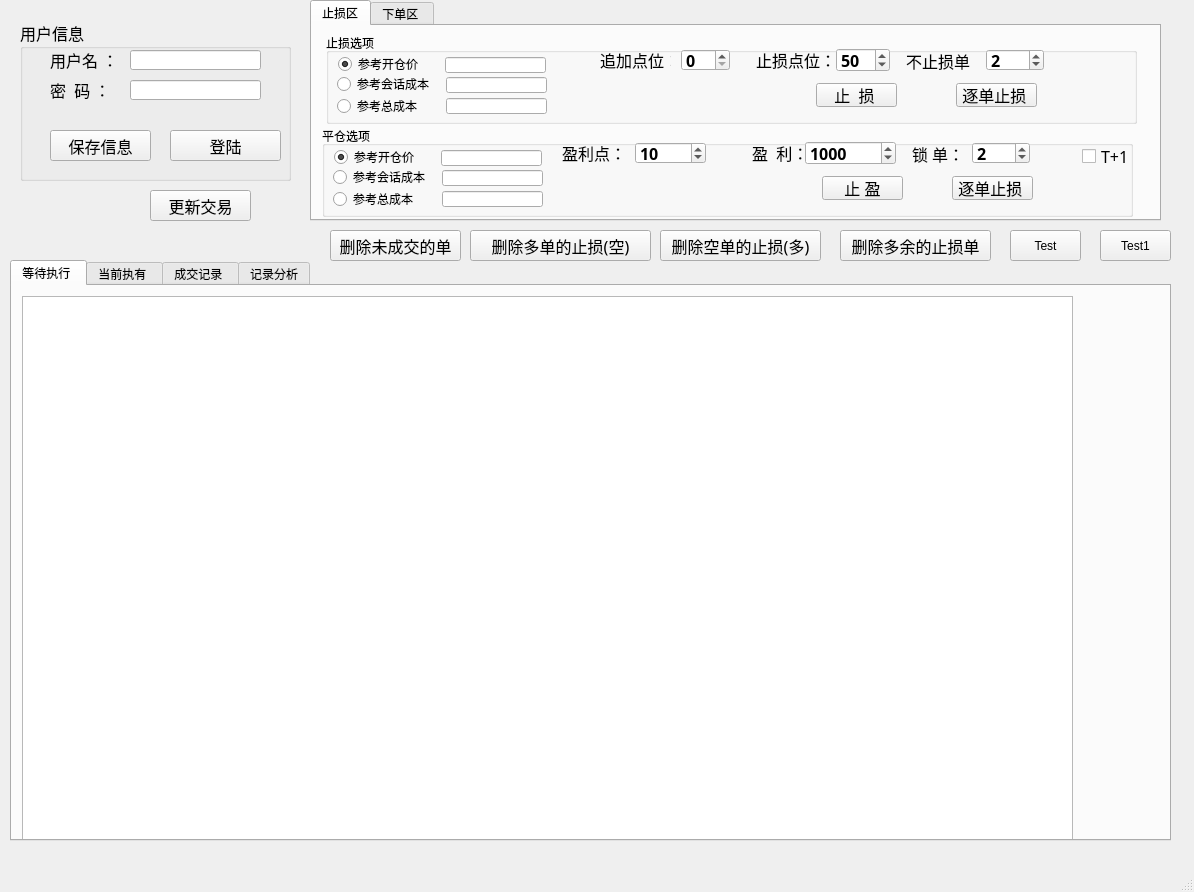
Qt form win2.ui (che7611/test) before a commit.
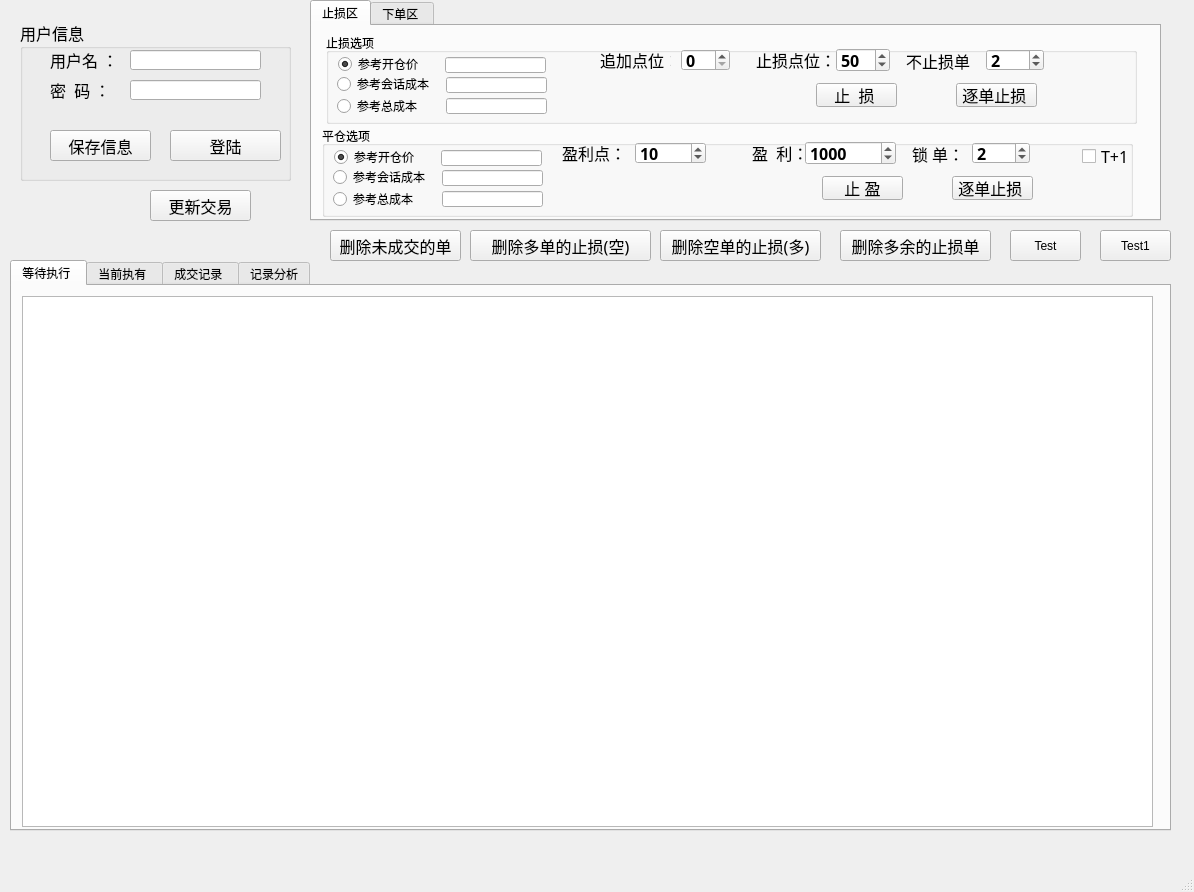
The same form after that commit. The open tabs and pages were chosen to show the change.

```diff
--- a/win2.ui
+++ b/win2.ui
@@ -20,7 +20,7 @@
       <x>10</x>
       <y>260</y>
       <width>1161</width>
-      <height>581</height>
+      <height>571</height>
      </rect>
     </property>
     <property name="cursor">
@@ -38,8 +38,8 @@
        <rect>
         <x>10</x>
         <y>10</y>
-        <width>1051</width>
-        <height>551</height>
+        <width>1131</width>
+        <height>531</height>
        </rect>
       </property>
      </widget>
```
Left out of the diff: 12 changed lines with no effect on the pictures.
